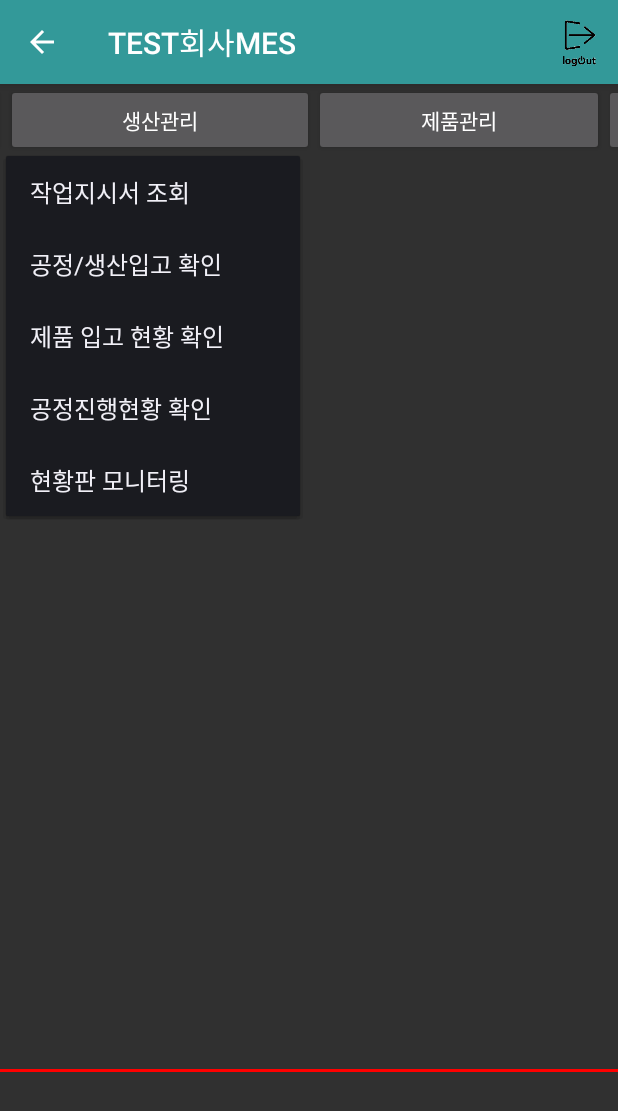
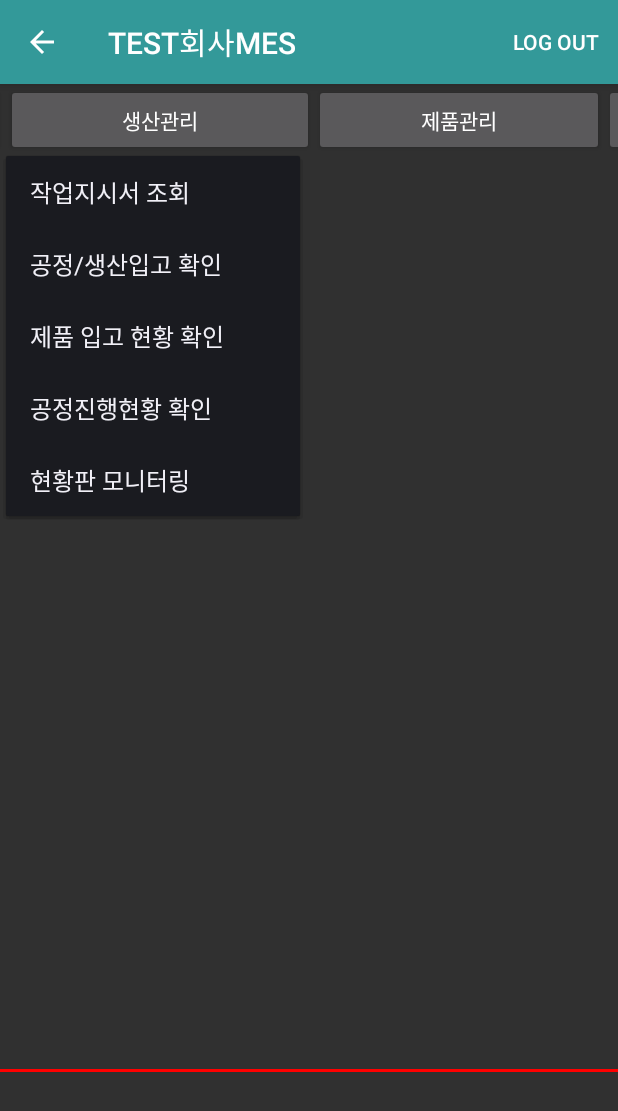
Before and after one commit to xolbynz/MES_APP, an Android app: the fragment work_processActivity placed in its activity, after a tap on "생산관리", on a phone screen of 412 x 824 dp. Shown: the top 1111 px of the screen. Run offline under Robolectric (Android 15) with nearby library versions, the phone set to English and light mode, and no system bars.

Commit message:
디자인커밋

```diff
--- a/app/src/main/java/com/mes_app/loginActivity.java
+++ b/app/src/main/java/com/mes_app/loginActivity.java
@@ -7,12 +7,10 @@ import android.content.pm.PackageManager;
 import android.os.Bundle;
 import android.view.KeyEvent;
 import android.view.View;
-import android.view.inputmethod.EditorInfo;
 import android.view.inputmethod.InputMethodManager;
 import android.widget.Button;
 import android.widget.EditText;
 import android.widget.ImageView;
-import android.widget.TextView;
 import android.widget.Toast;
 
 import androidx.appcompat.app.AppCompatActivity;
--- a/app/src/main/res/layout/activity_work_process.xml
+++ b/app/src/main/res/layout/activity_work_process.xml
@@ -1,32 +1,6 @@
 <?xml version="1.0" encoding="utf-8"?>
-<androidx.constraintlayout.widget.ConstraintLayout
-    xmlns:android="http://schemas.android.com/apk/res/android"
+<androidx.constraintlayout.widget.ConstraintLayout xmlns:android="http://schemas.android.com/apk/res/android"
     xmlns:app="http://schemas.android.com/apk/res-auto"
     xmlns:tools="http://schemas.android.com/tools"
-    android:layout_width="match_parent"
-    android:layout_height="match_parent">
-
-    <androidx.constraintlayout.widget.ConstraintLayout
-        android:layout_width="1275dp"
-        android:layout_height="638dp"
-        android:layout_marginStart="1dp"
-        android:layout_marginLeft="1dp"
-        android:layout_marginTop="1dp"
-        android:layout_marginBottom="63dp"
-        app:layout_constraintBottom_toBottomOf="parent"
-        app:layout_constraintEnd_toEndOf="parent"
-        app:layout_constraintStart_toStartOf="parent"
-        app:layout_constraintTop_toTopOf="parent">
-
-        <Button
-            android:id="@+id/button2"
-            android:layout_width="125dp"
-            android:layout_height="69dp"
-            android:layout_marginStart="16dp"
-            android:layout_marginLeft="16dp"
-            android:layout_marginTop="16dp"
-            android:text="작업지시서 조회"
-            app:layout_constraintStart_toStartOf="parent"
-            app:layout_constraintTop_toTopOf="parent" />
-    </androidx.constraintlayout.widget.ConstraintLayout>
-</androidx.constraintlayout.widget.ConstraintLayout>
+    android:layout_width="1280dp"
+    android:layout_height="618dp" />
--- a/app/src/main/res/menu/actionbar.xml
+++ b/app/src/main/res/menu/actionbar.xml
@@ -4,7 +4,7 @@
     xmlns:android="http://schemas.android.com/apk/res/android">
     <item
         android:id="@+id/action_logout"
-        android:icon="@drawable/logout2"
+        android:title="LOG OUT"
         app:showAsAction="always|withText" />
 
 
```
Also changed, not shown: app/src/main/java/com/VO/StockInputVo.java (added, +94 -0 lines), app/src/main/java/com/mes_app/stock_statusActivity.java (+140 -6 lines).
